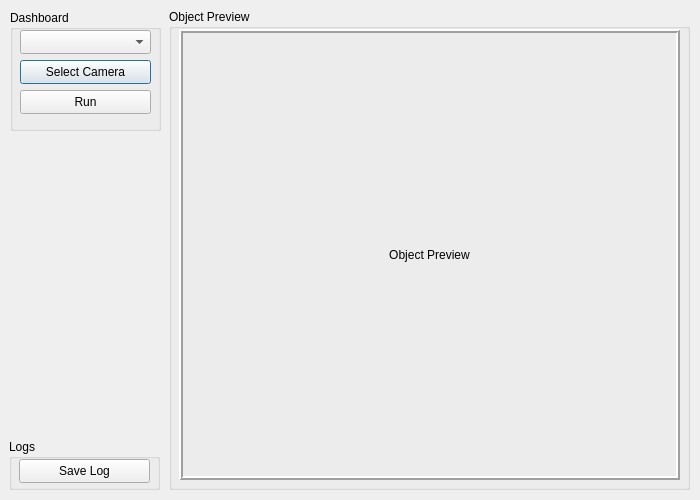
First picture: the form in Program/main.ui, repository bima0302/Prototype, before the edit.
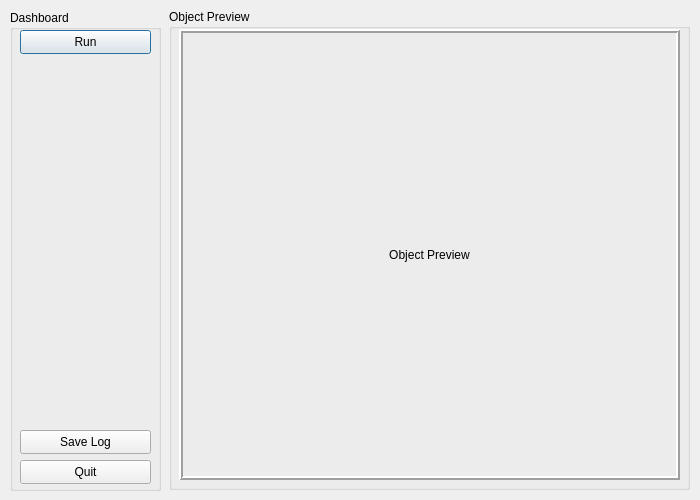
Second picture: the form after the edit.

Commit message: add Quit Button

```diff
--- a/Program/main.ui
+++ b/Program/main.ui
@@ -19,40 +19,17 @@
      <x>10</x>
      <y>10</y>
      <width>151</width>
-     <height>121</height>
+     <height>481</height>
     </rect>
    </property>
    <property name="title">
     <string>Dashboard</string>
    </property>
-   <widget class="QComboBox" name="cameraList">
-    <property name="geometry">
-     <rect>
-      <x>10</x>
-      <y>20</y>
-      <width>131</width>
-      <height>24</height>
-     </rect>
-    </property>
-   </widget>
-   <widget class="QPushButton" name="selectCameraButton">
-    <property name="geometry">
-     <rect>
-      <x>10</x>
-      <y>50</y>
-      <width>131</width>
-      <height>24</height>
-     </rect>
-    </property>
-    <property name="text">
-     <string>Select Camera</string>
-    </property>
-   </widget>
    <widget class="QPushButton" name="runButton">
     <property name="geometry">
      <rect>
       <x>10</x>
-      <y>80</y>
+      <y>20</y>
       <width>131</width>
       <height>24</height>
      </rect>
@@ -64,6 +41,38 @@
      <string>Run</string>
     </property>
    </widget>
+   <widget class="QPushButton" name="saveButton">
+    <property name="geometry">
+     <rect>
+      <x>10</x>
+      <y>420</y>
+      <width>131</width>
+      <height>24</height>
+     </rect>
+    </property>
+    <property name="cursor">
+     <cursorShape>PointingHandCursor</cursorShape>
+    </property>
+    <property name="text">
+     <string>Save Log</string>
+    </property>
+   </widget>
+   <widget class="QPushButton" name="quitButton">
+    <property name="geometry">
+     <rect>
+      <x>10</x>
+      <y>450</y>
+      <width>131</width>
+      <height>24</height>
+     </rect>
+    </property>
+    <property name="cursor">
+     <cursorShape>PointingHandCursor</cursorShape>
+    </property>
+    <property name="text">
+     <string>Quit</string>
+    </property>
+   </widget>
   </widget>
   <widget class="QGroupBox" name="objectPreviewBox">
    <property name="geometry">
@@ -109,35 +118,6 @@
     </property>
    </widget>
   </widget>
-  <widget class="QGroupBox" name="groupBox_2">
-   <property name="geometry">
-    <rect>
-     <x>9</x>
-     <y>439</y>
-     <width>151</width>
-     <height>51</height>
-    </rect>
-   </property>
-   <property name="title">
-    <string>Logs</string>
-   </property>
-   <widget class="QPushButton" name="saveButton">
-    <property name="geometry">
-     <rect>
-      <x>10</x>
-      <y>20</y>
-      <width>131</width>
-      <height>24</height>
-     </rect>
-    </property>
-    <property name="cursor">
-     <cursorShape>PointingHandCursor</cursorShape>
-    </property>
-    <property name="text">
-     <string>Save Log</string>
-    </property>
-   </widget>
-  </widget>
   <zorder>objectPreviewBox</zorder>
   <zorder>dashboardBox</zorder>
   <zorder>groupBox_2</zorder>
```
Left out of the diff: 1 changed line with no effect on the pictures. The commit also changes 1 other file.
